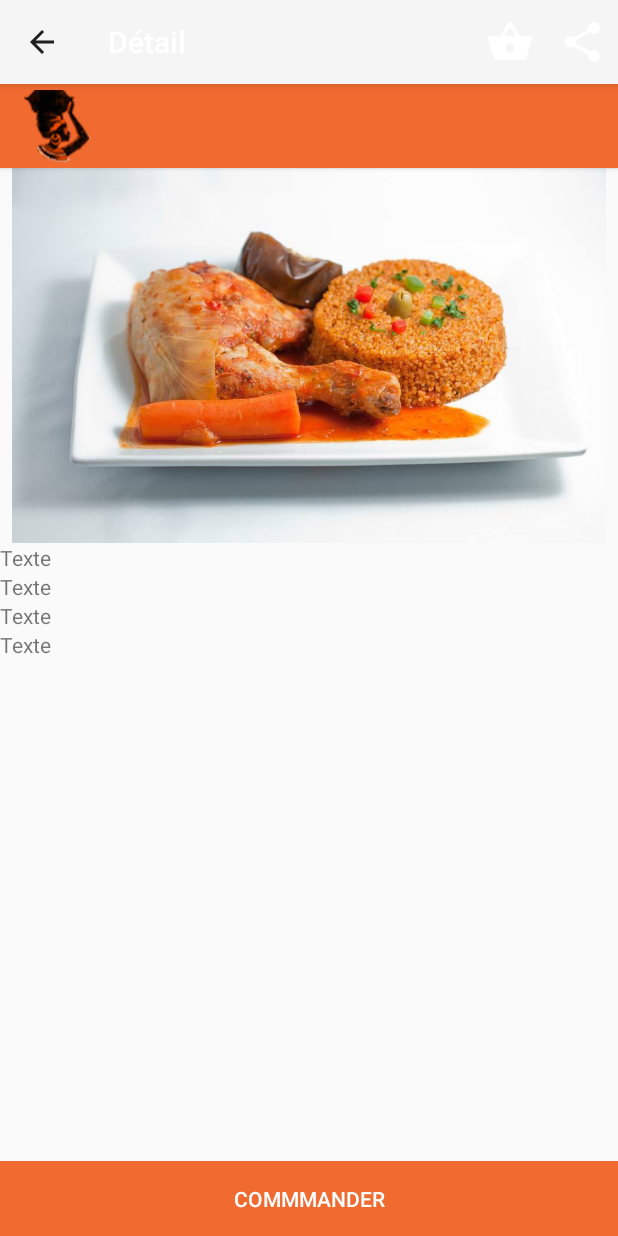
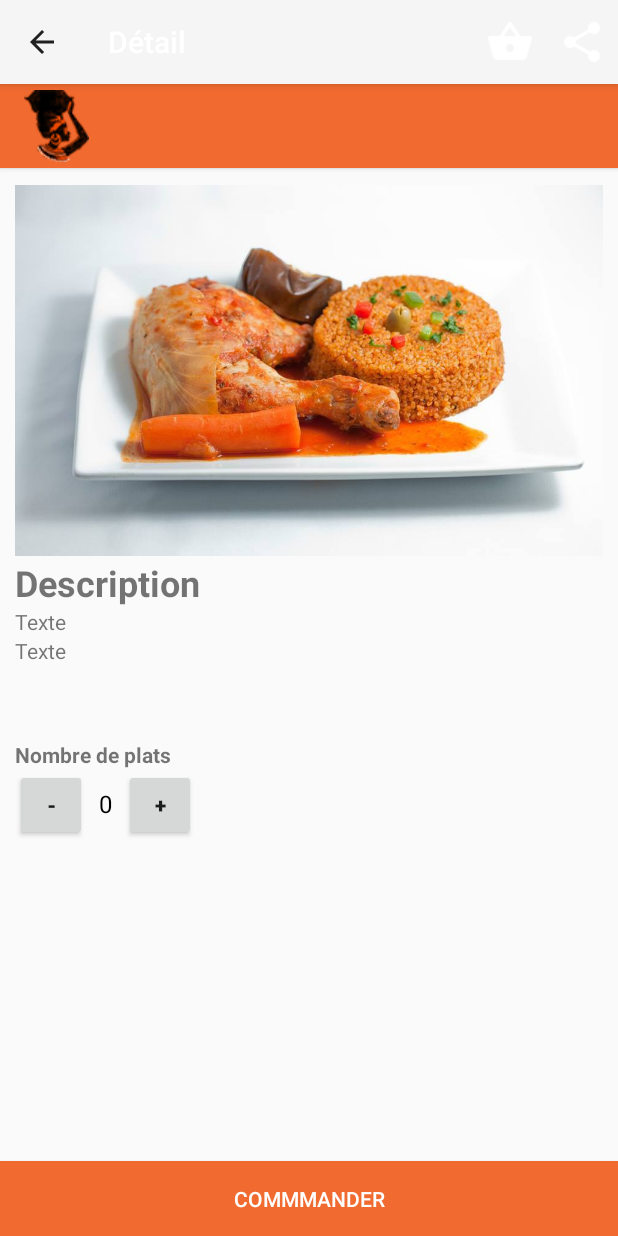
Before and after one commit to steevex35/JamboApp, an Android app: the DetailActivity screen opened directly, with no data from a screen before it, on a phone screen of 412 x 824 dp. Run offline under Robolectric (Android 15) with nearby library versions, the phone set to English and light mode, and no system bars; 1 statement that could not run was skipped.

Commit message:
layout page Detail

```diff
--- a/app/src/main/res/layout/activity_detail.xml
+++ b/app/src/main/res/layout/activity_detail.xml
@@ -13,6 +13,7 @@
         xmlns:tools="http://schemas.android.com/tools"
         android:layout_width="fill_parent"
         android:layout_height="wrap_content"
+        android:padding="10dp"
         tools:context=".DetailActivity">
 
         <LinearLayout
@@ -25,28 +26,63 @@
                 android:src="@drawable/image_plat"
                 android:layout_width="wrap_content"
                 android:layout_height="250dp"/>
+
+            <TextView
+                android:text="Description"
+                android:textStyle="bold"
+                android:textSize="24sp"
+                android:layout_width="wrap_content"
+                android:layout_height="wrap_content" />
             <TextView
                 android:id="@+id/detail"
                 android:text="Texte"
                 android:layout_width="wrap_content"
                 android:layout_height="wrap_content" />
 
-            <TextView
-                android:id="@+id/detail1"
-                android:text="Texte"
-                android:layout_width="wrap_content"
-                android:layout_height="wrap_content" />
+
             <TextView
                 android:id="@+id/detail2"
                 android:text="Texte"
                 android:layout_width="wrap_content"
                 android:layout_height="wrap_content" />
+
             <TextView
-                android:id="@+id/detail3"
-                android:text="Texte"
+                android:layout_marginTop="50dp"
+                android:text="Nombre de plats"
+                android:textStyle="bold"
                 android:layout_width="wrap_content"
                 android:layout_height="wrap_content" />
+            <LinearLayout
+
+                android:layout_width="wrap_content"
+                android:layout_height="wrap_content"
+                android:orientation="horizontal">
+
+                <Button
+                    android:layout_width="48dp"
+                    android:layout_height="48dp"
+                    android:text="-"
+                    android:textStyle="bold"
+                    android:onClick="decrement"/>
+                <TextView
+                    android:id="@+id/quantity_text_view"
+                    android:layout_marginLeft="8dp"
+                    android:layout_marginRight="8dp"
+                    android:text="0"
+                    android:textSize="16sp"
+                    android:textColor="#000000"
+                    android:layout_width="wrap_content"
+                    android:layout_height="wrap_content" />
+                <Button
+                    android:layout_width="48dp"
+                    android:layout_height="48dp"
+                    android:textStyle="bold"
+                    android:text="+"
+                    android:onClick="increment"/>
             </LinearLayout>
+
+        </LinearLayout>
+
 
 
 
```
Lines whose indentation alone changed are shown as unchanged.
